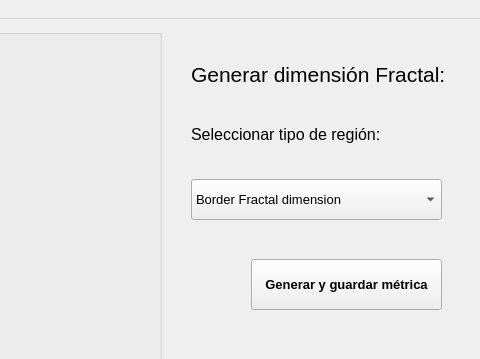
The window that main_window.ui (arodriguez1415/PF-SECRET) describes before a commit, drawn with Qt 5; both pictures show x 629 to 1109 and y 0 to 359 of the 1109 by 794 pixel window.
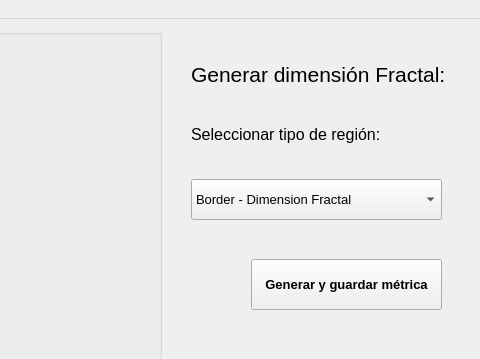
The same window after the commit. The open tabs and pages were chosen to show the change.

Commit message: quick front fix

```diff
--- a/main_window.ui
+++ b/main_window.ui
@@ -1373,7 +1373,7 @@
       </property>
       <item>
        <property name="text">
-        <string>Border Fractal dimension</string>
+        <string>Border - Dimension Fractal</string>
        </property>
       </item>
       <item>
```
Left out of the diff: 12 changed lines with no effect on the pictures. The commit also changes 2 other files.
